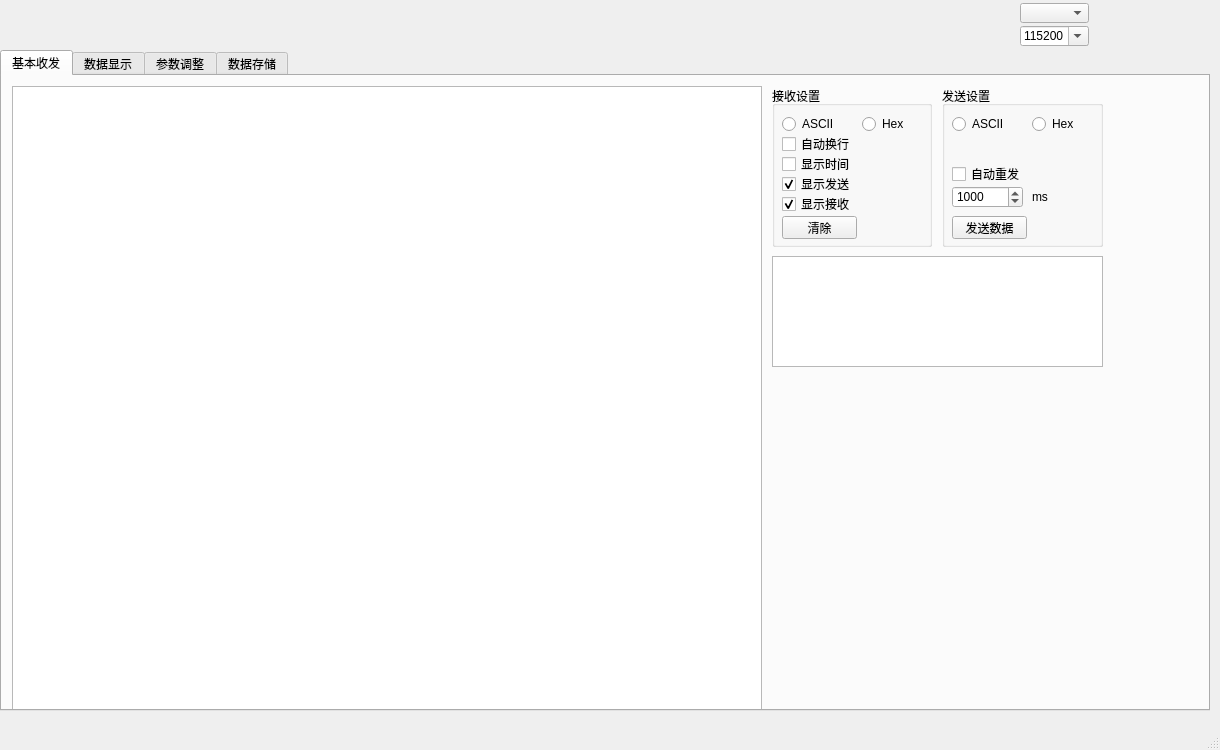
Qt form mainwindow.ui (fanbinjim/Monitor) before a commit.
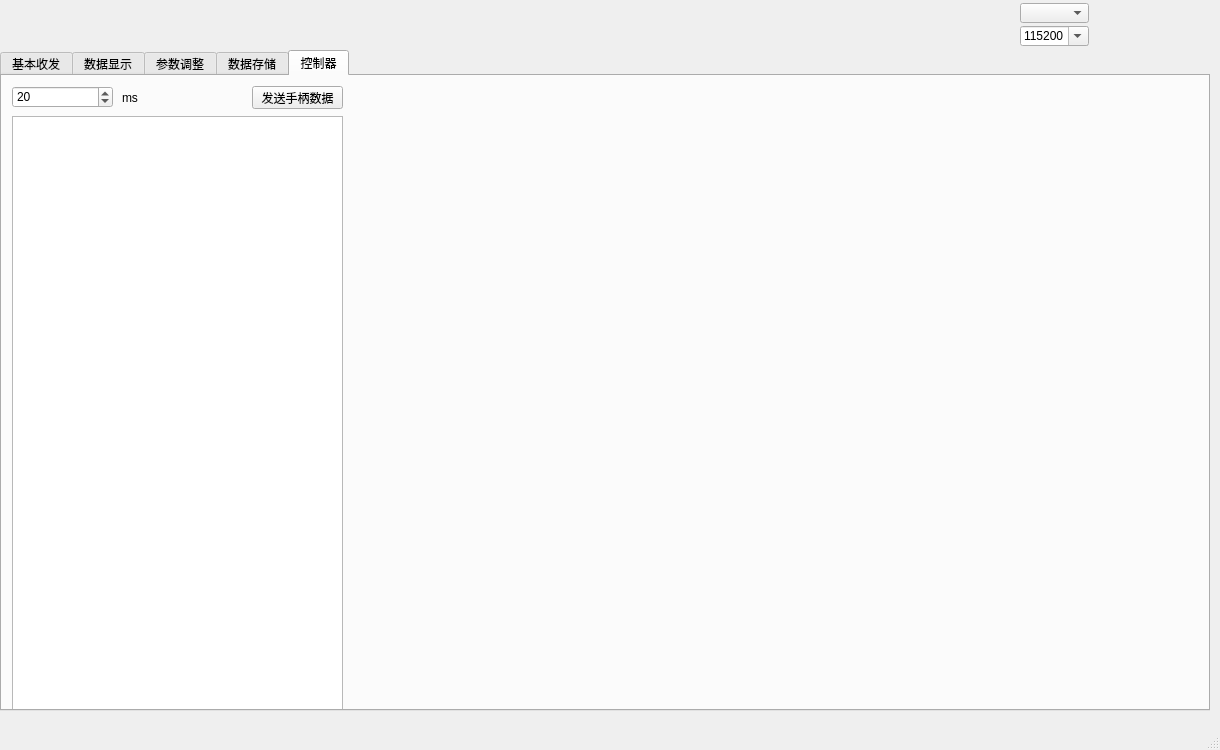
The same form after that commit. Icons and pictures are not drawn.

The edit to the form file:
```diff
--- a/mainwindow.ui
+++ b/mainwindow.ui
@@ -36,7 +36,7 @@
      </rect>
     </property>
     <property name="currentIndex">
-     <number>0</number>
+     <number>4</number>
     </property>
     <widget class="QWidget" name="tab">
      <attribute name="title">
@@ -228,7 +228,7 @@
         <rect>
          <x>10</x>
          <y>100</y>
-         <width>71</width>
+         <width>61</width>
          <height>22</height>
         </rect>
        </property>
@@ -244,7 +244,7 @@
         <rect>
          <x>10</x>
          <y>130</y>
-         <width>75</width>
+         <width>61</width>
          <height>23</height>
         </rect>
        </property>
@@ -282,6 +282,69 @@
       <string>数据存储</string>
      </attribute>
     </widget>
+    <widget class="QWidget" name="tab_5">
+     <attribute name="title">
+      <string>控制器</string>
+     </attribute>
+     <widget class="QTextEdit" name="gamepadText">
+      <property name="geometry">
+       <rect>
+        <x>10</x>
+        <y>40</y>
+        <width>331</width>
+        <height>601</height>
+       </rect>
+      </property>
+     </widget>
+     <widget class="QPushButton" name="sendGamePad">
+      <property name="geometry">
+       <rect>
+        <x>250</x>
+        <y>10</y>
+        <width>91</width>
+        <height>23</height>
+       </rect>
+      </property>
+      <property name="text">
+       <string>发送手柄数据</string>
+      </property>
+      <property name="checkable">
+       <bool>true</bool>
+      </property>
+     </widget>
+     <widget class="QSpinBox" name="intervalGamepad">
+      <property name="geometry">
+       <rect>
+        <x>10</x>
+        <y>10</y>
+        <width>101</width>
+        <height>22</height>
+       </rect>
+      </property>
+      <property name="minimum">
+       <number>1</number>
+      </property>
+      <property name="maximum">
+       <number>1000</number>
+      </property>
+      <property name="value">
+       <number>20</number>
+      </property>
+     </widget>
+     <widget class="QLabel" name="label_2">
+      <property name="geometry">
+       <rect>
+        <x>120</x>
+        <y>16</y>
+        <width>54</width>
+        <height>12</height>
+       </rect>
+      </property>
+      <property name="text">
+       <string>ms</string>
+      </property>
+     </widget>
+    </widget>
    </widget>
    <widget class="QComboBox" name="portNameBox">
     <property name="geometry">
```
Left out of the diff: 41 changed lines with no effect on the pictures.
